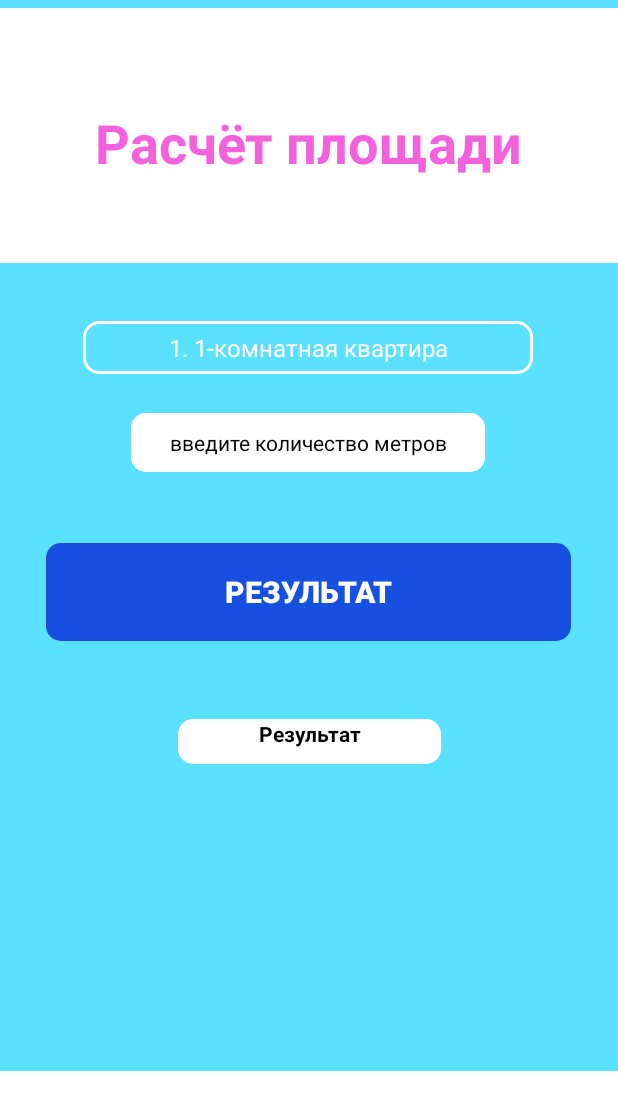
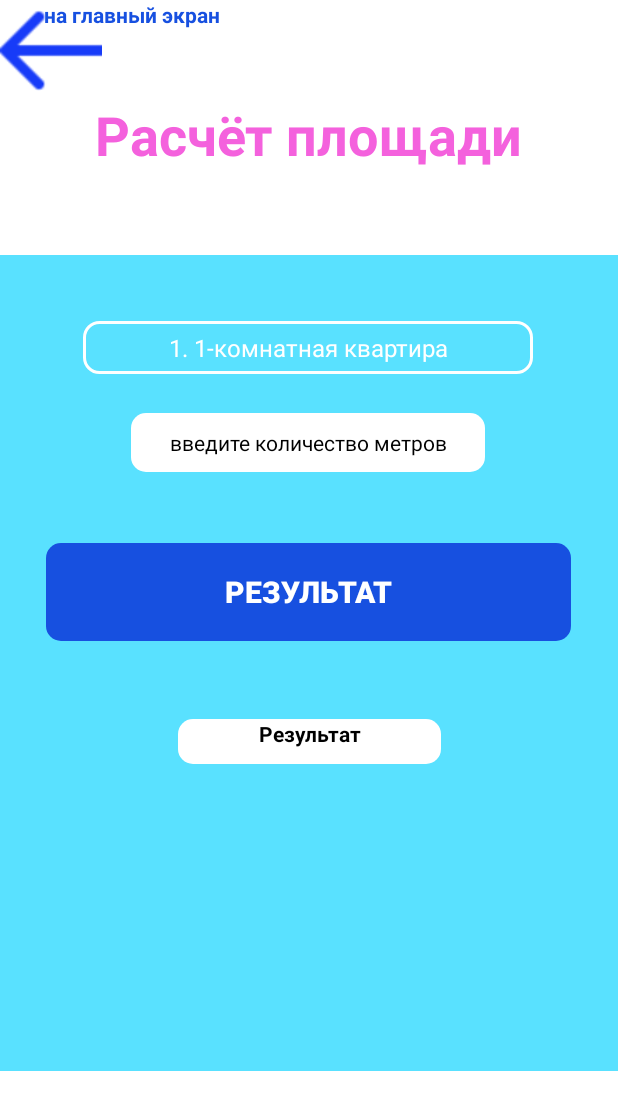
Before and after one commit to AgataSergeevaPR31/SergeevaAA_01_03, an Android app built with Jetpack Compose: the CalculateScreen screen opened directly, with no data from a screen before it, on a phone screen of 412 x 824 dp. Shown: the top 1110 px of the screen. Run offline under Robolectric (Android 15) with nearby library versions, the phone set to English and light mode, and no system bars.

Commit message:
first commit

```diff
--- a/app/build.gradle.kts
+++ b/app/build.gradle.kts
@@ -51,7 +51,6 @@ android {
 
 dependencies {
 
-    implementation("com.google.code.gson:gson:2.8.5")
     implementation("androidx.appcompat:appcompat-resources:1.7.0")
     implementation("androidx.appcompat:appcompat:1.7.0")
     implementation("androidx.core:core-ktx:1.13.1")
--- a/app/src/main/res/layout/activity_calculate_screen.xml
+++ b/app/src/main/res/layout/activity_calculate_screen.xml
@@ -17,7 +17,7 @@
         app:layout_constraintHorizontal_bias="0.0"
         app:layout_constraintStart_toStartOf="parent"
         app:layout_constraintTop_toTopOf="parent"
-        app:layout_constraintVertical_bias="0.008">
+        app:layout_constraintVertical_bias="0.0">
 
         <LinearLayout
             android:layout_width="match_parent"
@@ -38,6 +38,9 @@
             </TextView>
 
         </LinearLayout>
+
+
+
 
     </LinearLayout>
 
@@ -121,6 +124,27 @@
 
     </TextView>
 
+    <ImageView
+        android:layout_width="68dp"
+        android:layout_height="67dp"
+        app:srcCompat="@drawable/strel"
+        android:onClick="onFlatScreen"
+        tools:ignore="MissingConstraints"
+        android:contentDescription="TODO">
+
+    </ImageView>
+    <TextView
+        android:id="@+id/text"
+        android:layout_width="175sp"
+        android:layout_height="30sp"
+        android:text="@string/vendetta"
+        android:textAlignment="center"
+        android:textColor="@color/blue"
+        android:textStyle="bold"
+        tools:ignore="MissingConstraints">
+
+    </TextView>
+
     <LinearLayout
         android:id="@+id/linearLayout4"
         android:layout_width="match_parent"
--- a/app/src/main/res/layout/activity_flat_bank.xml
+++ b/app/src/main/res/layout/activity_flat_bank.xml
@@ -31,7 +31,7 @@
                 android:layout_width="50sp"
                 android:layout_height="match_parent"
                 android:layout_marginRight="10sp"
-                app:srcCompat="@drawable/icon">
+                app:srcCompat="@drawable/icon1">
             </ImageView>
 
             <TextView
--- a/app/src/main/res/layout/activity_result_screen.xml
+++ b/app/src/main/res/layout/activity_result_screen.xml
@@ -6,6 +6,7 @@
     android:layout_height="match_parent"
     android:background="@color/lightblue"
     tools:context=".ResultScreen">
+
 
     <LinearLayout
         android:id="@+id/linearLayout3"
@@ -17,7 +18,7 @@
         app:layout_constraintHorizontal_bias="0.0"
         app:layout_constraintStart_toStartOf="parent"
         app:layout_constraintTop_toTopOf="parent"
-        app:layout_constraintVertical_bias="0.008">
+        app:layout_constraintVertical_bias="0.0">
 
         <LinearLayout
             android:layout_width="match_parent"
@@ -40,7 +41,6 @@
         </LinearLayout>
 
     </LinearLayout>
-
 
     <TextView
         android:id="@+id/numb"
--- a/app/src/main/res/values/strings.xml
+++ b/app/src/main/res/values/strings.xml
@@ -15,6 +15,7 @@
     <string name="textres">Результат расчёта</string>
     <string name="textnum">Метры</string>
     <string name="_1_1">1. 1-комнатная квартира</string>
+    <string name="vendetta">на главный экран</string>
 
     <string-array name="Apartment">
         <item>1. 1-комнатная квартира</item>
```
Also changed, not shown: app/src/main/java/com/example/sergeevaaa_01_03/CalculateScreen.kt (+18 -2 lines), app/src/main/java/com/example/sergeevaaa_01_03/FlatBank.kt (+17 -3 lines), app/src/main/java/com/example/sergeevaaa_01_03/ResultScreen.kt (+12 -5 lines), app/src/main/res/drawable/icon.jpg (added), app/src/main/res/drawable/icon.png (deleted), app/src/main/res/drawable/icon1.jpg (added), app/src/main/res/drawable/strel.png (added).
